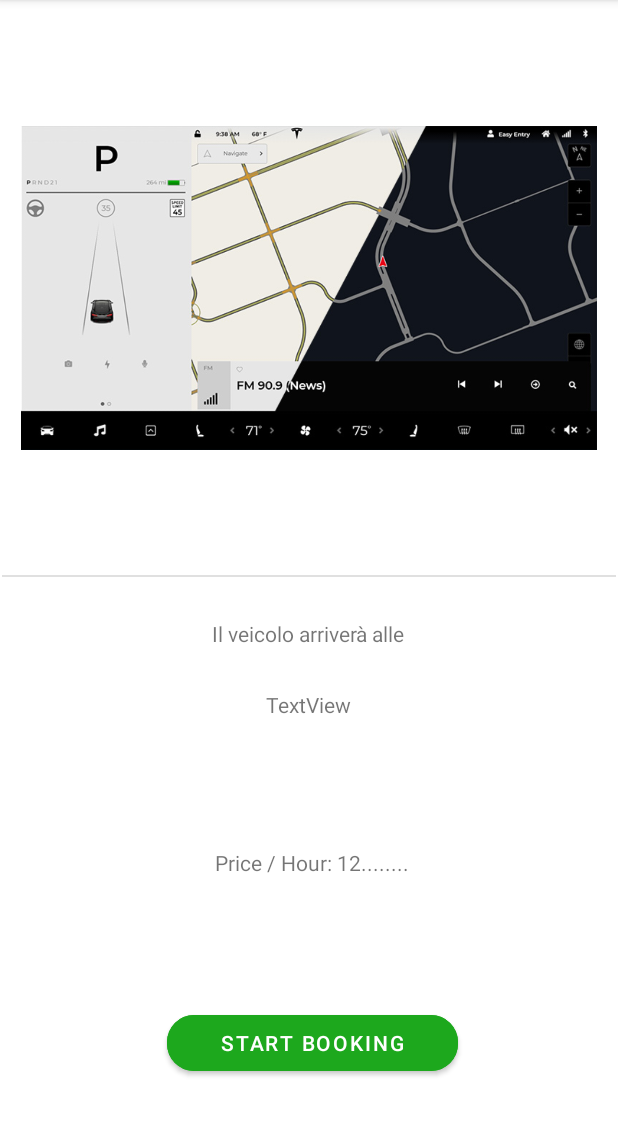
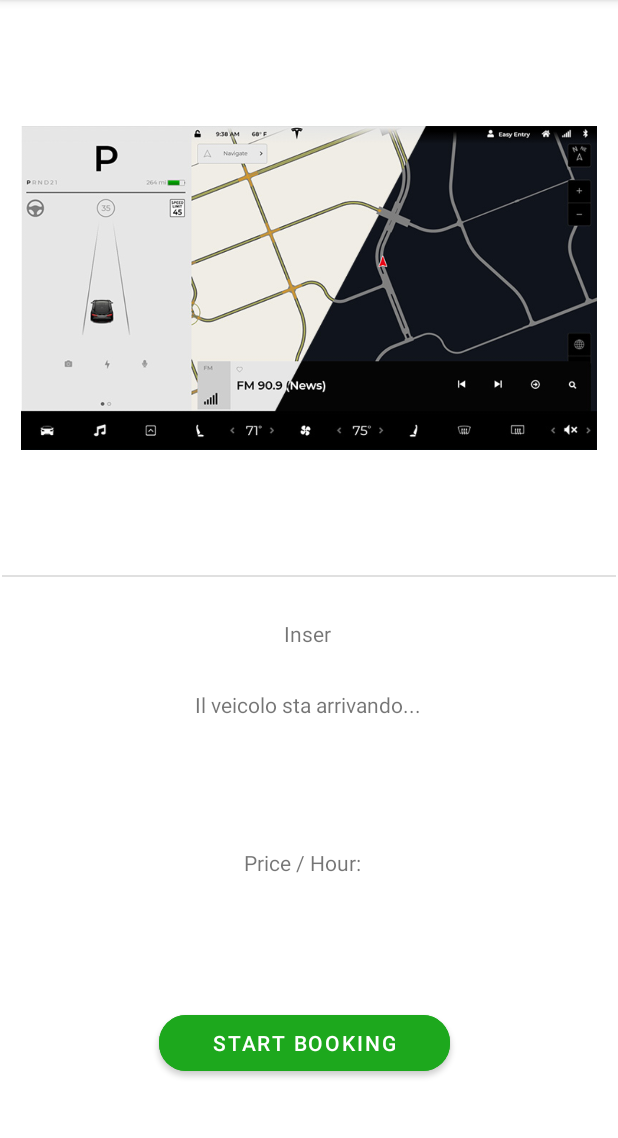
Before and after one commit to aldobushaj/prog_mobile, an Android app: the BookActivity screen opened directly, with no data from a screen before it, on a phone screen of 412 x 824 dp, the part 84-1222 px from its top. Run offline under Robolectric (Android 15) with nearby library versions, the phone set to English and light mode, and no system bars; 1 statement that could not run was skipped.

Commit message:
Aggiute funzionalità

```diff
--- a/BnextAPP/app/src/main/java/com/example/bnext/BookActivity.java
+++ b/BnextAPP/app/src/main/java/com/example/bnext/BookActivity.java
@@ -1,5 +1,6 @@
 package com.example.bnext;
 
+import android.content.Intent;
 import android.os.Bundle;
 import android.widget.Button;
 import android.widget.TextView;
@@ -19,21 +20,33 @@ public class BookActivity extends AppCompatActivity {
     protected void onCreate(Bundle savedInstanceState) {
         super.onCreate(savedInstanceState);
         setContentView(R.layout.activity_book);
-
+        Car currentCar=  (Car) getIntent().getSerializableExtra("currentCar");
+        User currentUser=  (User) getIntent().getSerializableExtra("currentUser");
 
         infoText = findViewById(R.id.totalText);
         oreText = findViewById(R.id.oreText);
         priceText = findViewById(R.id.priceText);
         startBookButton = findViewById(R.id.feedbackButton);
 
-        priceText.setText("Price / Hour: 12........");
+
+        oreText.setText("Il veicolo sta arrivando...");
+        priceText.setText("Price / Hour: ");
+        priceText.append(currentCar.getPriceHour().toString()+ " €");
 
 
-        Car currentCar=  (Car) getIntent().getSerializableExtra("currentCar");
-        User currentUser=  (User) getIntent().getSerializableExtra("user");
+        startBookButton.setOnClickListener(view -> {
+            /* Per ora va direttamente,
+            dopo va fatto che si procede a quella dopo
+            selezionando una macchina e passando all'activity
+            seguente le informazioni
+            * */
+            Intent intent = new Intent(view.getContext(), PaymentActivity.class);
+            // Quindi posso passare il token di autenticazione all'altra activity
+            //intent.putExtra("token", token);
+            intent.putExtra("currentUser",currentUser);
+            intent.putExtra("currentCar",currentCar);
+            view.getContext().startActivity(intent);
 
-
-        System.out.println("################\n"+currentUser+"\n"+currentCar);
-
+        });
     }
 }
--- a/BnextAPP/app/src/main/java/com/example/bnext/StatsCarActivity.java
+++ b/BnextAPP/app/src/main/java/com/example/bnext/StatsCarActivity.java
@@ -83,7 +83,7 @@ public class StatsCarActivity extends AppCompatActivity {
         // questo prenderà il valore che passiamo dall'activity Home/BookRide sia per l'user che per la macchina
         //carID = "991f9af1-bed7-4911-b46c-6ac88080e046";
         carID = String.valueOf(currentCar.getCarId());
-        System.out.println(currentCar);
+        //System.out.println(currentCar);
         userID= String.valueOf(currentUser.getUserId());
         //userID = "579d6ff5-487b-43eb-9cb8-3279703c41cd";
         // -----------------------------------------------------------------------------------------------------
@@ -128,11 +128,7 @@ public class StatsCarActivity extends AppCompatActivity {
 
                         // set the CustomViewAdapter for ListView
                         commentSection.setAdapter(customViewAdapter);
-                        bookRideButton.setOnClickListener(view -> {
 
-                            Intent intent = new Intent(StatsCarActivity.this, BookActivity.class);
-                            startActivity(intent);
-                        });
 
                         Log.println(Log.INFO,"Feedbacks: ", feedbacks.toString());
                     }
--- a/BnextAPP/app/src/main/res/values/strings.xml
+++ b/BnextAPP/app/src/main/res/values/strings.xml
@@ -10,7 +10,7 @@
 
     <string name="start_booking_en">Start Booking</string>
     <string name="price_hour_en">Price / Hour</string>
-    <string name="il_veicolo_arriver_alle_it">Il veicolo arriverà alle</string>
+    <string name="il_veicolo_arriver_alle_it">Inser</string>
     <string name="leave_a_feedback_en">Leave a Feedback!</string>
     <string name="end_trip_and_pay_en">End trip and Pay</string>
 
```
Also changed, not shown: BnextAPP/app/src/main/java/com/example/bnext/PaymentActivity.java (+29 -1 lines).
